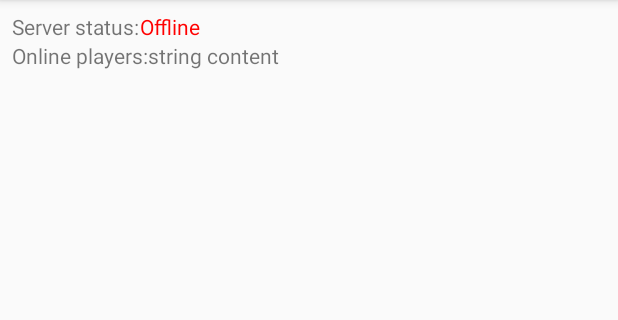
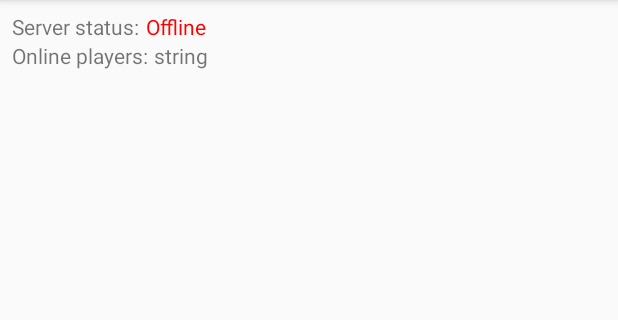
Before and after one commit to PavlikSvolochkov/EVE-Online, an Android app: the screen it shows after launch (MainActivity), on a phone screen of 412 x 824 dp, the part 84-404 px from its top. Run offline under Robolectric (Android 15) with nearby library versions, the phone set to English and light mode, and no system bars.

Commit message:
Added left margin to online status and players

```diff
--- a/app/src/main/res/layout/content_main.xml
+++ b/app/src/main/res/layout/content_main.xml
@@ -19,6 +19,7 @@
       android:id="@+id/serverStatus"
       android:layout_width="wrap_content"
       android:layout_height="wrap_content"
+      android:layout_marginLeft="4sp"
       android:layout_toRightOf="@+id/serverStatusLabel"
       android:text="@string/stringContent"/>
 
@@ -34,6 +35,7 @@
       android:layout_width="wrap_content"
       android:layout_height="wrap_content"
       android:layout_below="@id/serverStatus"
+      android:layout_marginLeft="4sp"
       android:layout_toRightOf="@+id/onlinePlayersLabel"
       android:text="@string/stringContent"/>
 
--- a/app/src/main/res/values/strings.xml
+++ b/app/src/main/res/values/strings.xml
@@ -15,6 +15,6 @@
   <string name="error_field_required">This field is required</string>
   <string name="permission_rationale">"Contacts permissions are needed for providing email completions."</string>
   <string name="serverStatusLabel">Server status:</string>
-  <string name="stringContent">string content</string>
+  <string name="stringContent">string</string>
   <string name="onlinePlayersLabel">Online players:</string>
 </resources>
```
